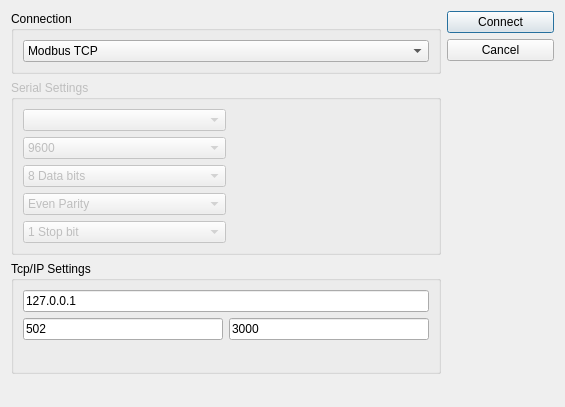
tonylin0826/ModbusMasterTool, file modbusconnectdialog.ui: the form before one commit.
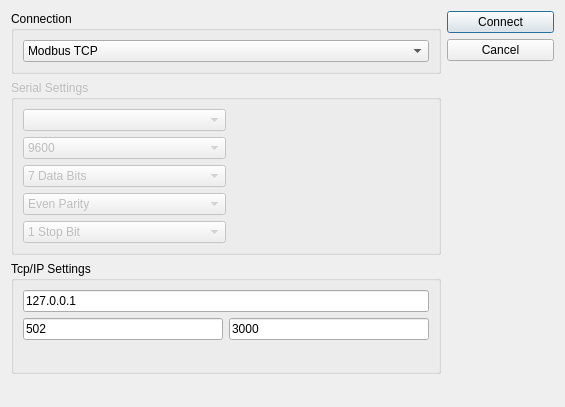
The form after the commit.

Commit message: feat(dialog): add implementation of modbus rtu connect in ModbusConnectDialog

What changed in the file:
```diff
--- a/modbusconnectdialog.ui
+++ b/modbusconnectdialog.ui
@@ -100,7 +100,12 @@
            <widget class="QComboBox" name="selectDataBit">
             <item>
              <property name="text">
-              <string>8 Data bits</string>
+              <string>7 Data Bits</string>
+             </property>
+            </item>
+            <item>
+             <property name="text">
+              <string>8 Data Bits</string>
              </property>
             </item>
            </widget>
@@ -152,7 +157,12 @@
            <widget class="QComboBox" name="selectStopBit">
             <item>
              <property name="text">
-              <string>1 Stop bit</string>
+              <string>1 Stop Bit</string>
+             </property>
+            </item>
+            <item>
+             <property name="text">
+              <string>2 Stop Bits</string>
              </property>
             </item>
            </widget>
```
Left out of the diff: 43 changed lines with no effect on the pictures. The commit also changes 1 other file.
